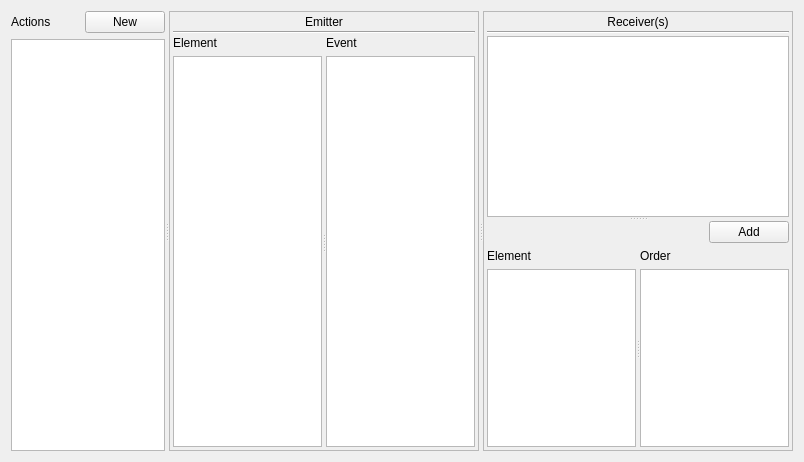
The window that src/editor/GUI/Tabs/actiontab.ui (mkRPGDev/mkRPG) describes before a commit, drawn with Qt 5.
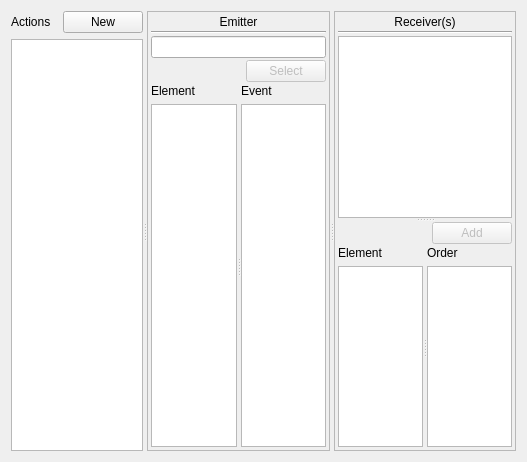
The same window after the commit. Custom widgets are drawn as their Qt base class.

```diff
--- a/src/editor/GUI/Tabs/actiontab.ui
+++ b/src/editor/GUI/Tabs/actiontab.ui
@@ -6,7 +6,7 @@
    <rect>
     <x>0</x>
     <y>0</y>
-    <width>804</width>
+    <width>527</width>
     <height>462</height>
    </rect>
   </property>
@@ -64,7 +64,7 @@
        <property name="frameShadow">
         <enum>QFrame::Raised</enum>
        </property>
-       <layout class="QVBoxLayout" name="verticalLayout_4" stretch="0,0,1">
+       <layout class="QVBoxLayout" name="verticalLayout_4" stretch="0,0,0,0,1">
         <property name="spacing">
          <number>2</number>
         </property>
@@ -97,6 +97,48 @@
           </property>
          </widget>
         </item>
+        <item>
+         <widget class="QLineEdit" name="lineEdit">
+          <property name="readOnly">
+           <bool>true</bool>
+          </property>
+         </widget>
+        </item>
+        <item>
+         <layout class="QHBoxLayout" name="horizontalLayout_2" stretch="1,0">
+          <property name="spacing">
+           <number>0</number>
+          </property>
+          <item>
+           <widget class="QLabel" name="newEmitter">
+            <property name="font">
+             <font>
+              <italic>true</italic>
+             </font>
+            </property>
+            <property name="autoFillBackground">
+             <bool>true</bool>
+            </property>
+            <property name="text">
+             <string/>
+            </property>
+            <property name="indent">
+             <number>4</number>
+            </property>
+           </widget>
+          </item>
+          <item>
+           <widget class="QPushButton" name="selectEmitter">
+            <property name="enabled">
+             <bool>false</bool>
+            </property>
+            <property name="text">
+             <string>Select</string>
+            </property>
+           </widget>
+          </item>
+         </layout>
+        </item>
         <item>
          <widget class="QSplitter" name="splitter">
           <property name="orientation">
@@ -145,10 +187,7 @@
        <property name="frameShadow">
         <enum>QFrame::Raised</enum>
        </property>
-       <layout class="QVBoxLayout" name="verticalLayout" stretch="0,1,1">
-        <property name="spacing">
-         <number>2</number>
-        </property>
+       <layout class="QVBoxLayout" name="verticalLayout_8">
         <property name="leftMargin">
          <number>3</number>
         </property>
@@ -161,52 +200,86 @@
         <property name="bottomMargin">
          <number>3</number>
         </property>
-        <item>
-         <widget class="QLabel" name="label_5">
-          <property name="text">
-           <string>Receiver(s)</string>
-          </property>
-          <property name="alignment">
-           <set>Qt::AlignCenter</set>
-          </property>
-         </widget>
-        </item>
-        <item>
-         <widget class="Line" name="line_2">
-          <property name="orientation">
-           <enum>Qt::Horizontal</enum>
-          </property>
-         </widget>
-        </item>
         <item>
          <widget class="QSplitter" name="splitter_5">
           <property name="orientation">
            <enum>Qt::Vertical</enum>
           </property>
-          <widget class="QListView" name="listView"/>
           <widget class="QWidget" name="layoutWidget">
-           <layout class="QGridLayout" name="gridLayout_3">
-            <item row="0" column="0">
-             <spacer name="horizontalSpacer_2">
+           <layout class="QVBoxLayout" name="verticalLayout_5">
+            <property name="spacing">
+             <number>2</number>
+            </property>
+            <item>
+             <widget class="QLabel" name="label_5">
+              <property name="text">
+               <string>Receiver(s)</string>
+              </property>
+              <property name="alignment">
+               <set>Qt::AlignCenter</set>
+              </property>
+             </widget>
+            </item>
+            <item>
+             <widget class="Line" name="line_2">
               <property name="orientation">
                <enum>Qt::Horizontal</enum>
               </property>
-              <property name="sizeHint" stdset="0">
-               <size>
-                <width>40</width>
-                <height>20</height>
-               </size>
-              </property>
-             </spacer>
+             </widget>
             </item>
-            <item row="0" column="1">
-             <widget class="QPushButton" name="pushButton_2">
-              <property name="text">
-               <string>Add</string>
+            <item>
+             <widget class="QListView" name="rcv">
+              <property name="editTriggers">
+               <set>QAbstractItemView::CurrentChanged|QAbstractItemView::SelectedClicked</set>
               </property>
+              <property name="alternatingRowColors">
+               <bool>true</bool>
+              </property>
              </widget>
             </item>
-            <item row="1" column="0" colspan="2">
+           </layout>
+          </widget>
+          <widget class="QWidget" name="layoutWidget">
+           <layout class="QVBoxLayout" name="verticalLayout">
+            <property name="spacing">
+             <number>2</number>
+            </property>
+            <item>
+             <layout class="QHBoxLayout" name="horizontalLayout" stretch="1,0">
+              <property name="spacing">
+               <number>0</number>
+              </property>
+              <item>
+               <widget class="QLabel" name="newReceiver">
+                <property name="font">
+                 <font>
+                  <italic>true</italic>
+                 </font>
+                </property>
+                <property name="autoFillBackground">
+                 <bool>true</bool>
+                </property>
+                <property name="text">
+                 <string/>
+                </property>
+                <property name="indent">
+                 <number>4</number>
+                </property>
+               </widget>
+              </item>
+              <item>
+               <widget class="QPushButton" name="addReceiver">
+                <property name="enabled">
+                 <bool>false</bool>
+                </property>
+                <property name="text">
+                 <string>Add</string>
+                </property>
+               </widget>
+              </item>
+             </layout>
+            </item>
+            <item>
              <widget class="QSplitter" name="splitter_2">
               <property name="orientation">
                <enum>Qt::Horizontal</enum>
```
